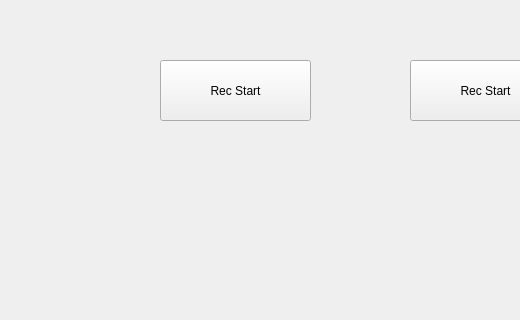
Above: study/PyQt/withopencv/withopencv.ui from beanwork/dev_ws3 before the change; both pictures show x 0 to 520 and y 0 to 320 of the 975 by 586 pixel window. Below: the same form after it.
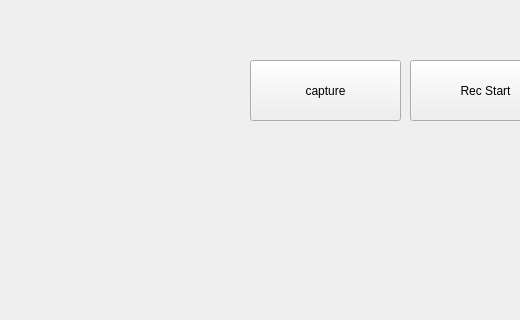
That is the form after the change.

Commit message: add capture btn

The edit to the form file:
```diff
--- a/study/PyQt/withopencv/withopencv.ui
+++ b/study/PyQt/withopencv/withopencv.ui
@@ -68,14 +68,14 @@
   <widget class="QPushButton" name="recordbtn_2">
    <property name="geometry">
     <rect>
-     <x>160</x>
+     <x>250</x>
      <y>60</y>
      <width>151</width>
      <height>61</height>
     </rect>
    </property>
    <property name="text">
-    <string>Rec Start</string>
+    <string>capture</string>
    </property>
   </widget>
  </widget>
```
Left out of the diff: 2 changed lines with no effect on the pictures.
